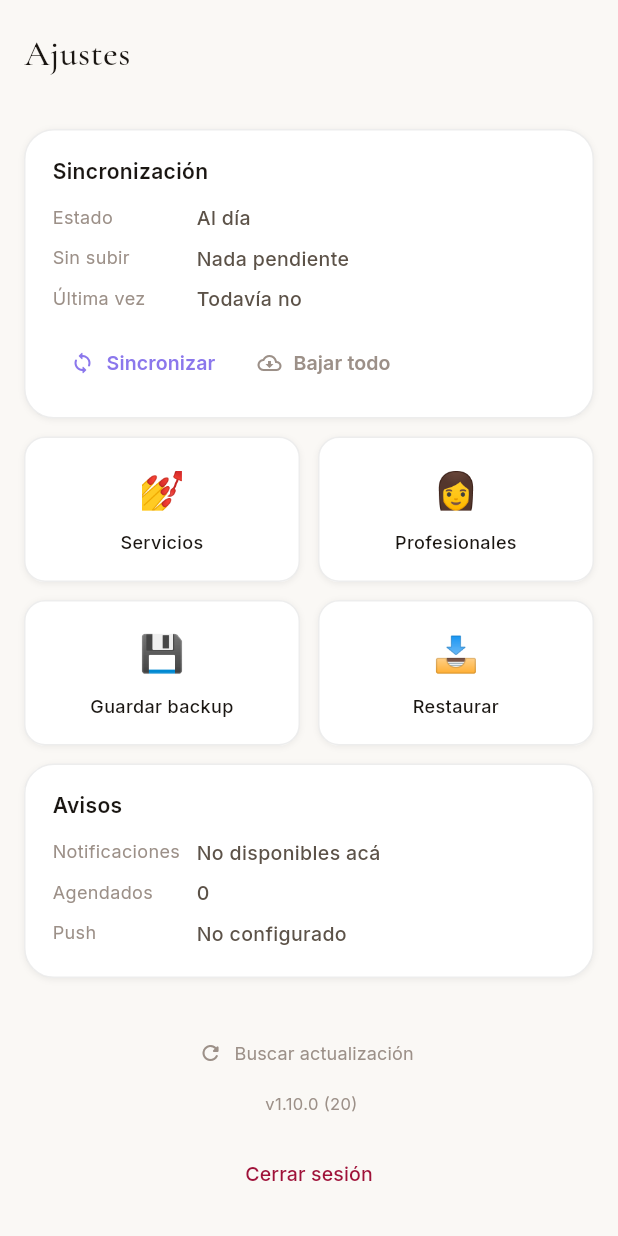
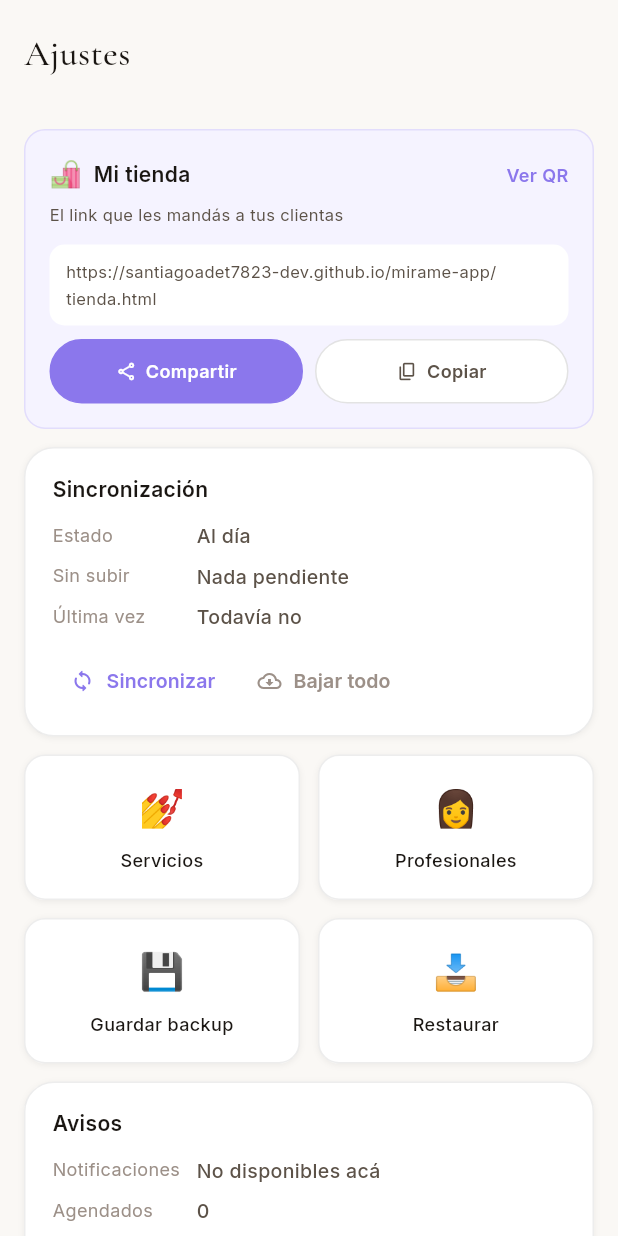
Before and after one commit to santiagoadet7823-dev/mirame-app, a Flutter app: the SettingsView widget shown alone on an empty page, opened directly, on a phone screen of 412 x 824 dp. Run offline on Flutter 3.47's test engine with Material 3 defaults, Android fonts, the phone set to English and light mode, and no system bars; our stand-ins replace connectivity_plus, dio, drift, drift_flutter, firebase_core, firebase_messaging and 13 more; missing offline and left inert: file_selector; accounts and stored records are empty; generated files the repository leaves out were written again; statements that could not run were skipped.

Commit message:
feat(settings): pone el link de la tienda a la vista en ajustes
Estaba en Inicio y dentro de Ropa, pero no en el lugar donde uno va cuando no
se acuerda donde estaba algo. Ahora la tarjeta muestra el link y los botones
de compartir y copiar SIN abrir nada.

A la vista y no adentro de un sheet porque ese link se manda varias veces por
dia: buscarlo dos pantallas adentro cada vez es el tipo de friccion que hace
que se deje de usar la funcion.

```diff
--- a/app_flutter/lib/features/settings/settings_view.dart
+++ b/app_flutter/lib/features/settings/settings_view.dart
@@ -18,6 +18,11 @@ import '../../data/sync/sync_engine.dart';
 import '../../shared/widgets/version_label.dart';
 import '../auth/session_controller.dart';
 import '../shell/app_shell.dart';
+import 'package:flutter/services.dart';
+import 'package:share_plus/share_plus.dart';
+
+import '../../core/config/app_config.dart';
+import '../ropa/mi_tienda.dart';
 import '../update/update_sheet.dart';
 import 'backup_view.dart';
 import 'restaurar_backup.dart';
@@ -50,6 +55,16 @@ class SettingsView extends ConsumerWidget {
               ],
             ),
           ),
+        const SizedBox(height: 12),
+
+        // El link de la tienda va ACÁ y no solo dentro de Ropa: es lo que se
+        // manda por WhatsApp varias veces por día, y buscarlo dos pantallas
+        // adentro cada vez es exactamente el tipo de fricción que hace que se
+        // deje de usar.
+        FadeSlideIn(
+          delay: const Duration(milliseconds: 60),
+          child: _LinkTienda(slug: tenant?.slug),
+        ),
         const SizedBox(height: 12),
 
         FadeSlideIn(
@@ -384,3 +399,135 @@ class _Acceso extends StatelessWidget {
         ),
       );
 }
+
+/// El link de la vitrina, listo para copiar o compartir.
+class _LinkTienda extends StatelessWidget {
+  const _LinkTienda({required this.slug});
+
+  final String? slug;
+
+  @override
+  Widget build(BuildContext context) {
+    final url = AppConfig.urlTienda(slug);
+
+    return Container(
+      padding: const EdgeInsets.all(16),
+      decoration: BoxDecoration(
+        color: MColors.lav50,
+        border: Border.all(color: MColors.borderLav),
+        borderRadius: BorderRadius.circular(MRadius.md),
+      ),
+      child: Column(
+        crossAxisAlignment: CrossAxisAlignment.start,
+        children: [
+          Row(
+            children: [
+              const Text('🛍️', style: TextStyle(fontSize: 17)),
+              const SizedBox(width: 8),
+              Text('Mi tienda', style: sans(size: 14, weight: 600)),
+              const Spacer(),
+              GestureDetector(
+                behavior: HitTestBehavior.opaque,
+                onTap: () => mostrarMiTienda(context),
+                child: Text('Ver QR',
+                    style:
+                        sans(size: 12, weight: 600, color: MColors.brand)),
+              ),
+            ],
+          ),
+          const SizedBox(height: 4),
+          Text('El link que les mandás a tus clientas',
+              style: sans(size: 11, color: MColors.tSecondary)),
+          const SizedBox(height: 11),
+          Container(
+            width: double.infinity,
+            padding: const EdgeInsets.symmetric(horizontal: 11, vertical: 9),
+            decoration: BoxDecoration(
+              color: MColors.surface,
+              borderRadius: BorderRadius.circular(MRadius.sm),
+            ),
+            child: Text(
+              url,
+              maxLines: 2,
+              overflow: TextOverflow.ellipsis,
+              style: sans(size: 11, color: MColors.tSecondary),
+            ),
+          ),
+          const SizedBox(height: 9),
+          Row(
+            children: [
+              Expanded(
+                child: _MiniBoton(
+                  icono: Icons.share_outlined,
+                  texto: 'Compartir',
+                  principal: true,
+                  onTap: () => SharePlus.instance.share(
+                      ShareParams(text: 'Mirá lo que tengo 👗\n$url')),
+                ),
+              ),
+              const SizedBox(width: 8),
+              Expanded(
+                child: _MiniBoton(
+                  icono: Icons.copy_rounded,
+                  texto: 'Copiar',
+                  onTap: () async {
+                    await Clipboard.setData(ClipboardData(text: url));
+                    if (context.mounted) {
+                      ScaffoldMessenger.of(context).showSnackBar(
+                        const SnackBar(content: Text('Link copiado')),
+                      );
+                    }
+                  },
+                ),
+              ),
+            ],
+          ),
+        ],
+      ),
+    );
+  }
+}
+
+class _MiniBoton extends StatelessWidget {
+  const _MiniBoton({
+    required this.icono,
+    required this.texto,
+    required this.onTap,
+    this.principal = false,
+  });
+
+  final IconData icono;
+  final String texto;
+  final VoidCallback onTap;
+  final bool principal;
+
+  @override
+  Widget build(BuildContext context) => GestureDetector(
+        behavior: HitTestBehavior.opaque,
+        onTap: onTap,
+        child: Container(
+          padding: const EdgeInsets.symmetric(vertical: 11),
+          decoration: BoxDecoration(
+            color: principal ? MColors.brand : MColors.surface,
+            border: Border.all(
+                color: principal ? MColors.brand : MColors.borderMd),
+            borderRadius: BorderRadius.circular(MRadius.full),
+          ),
+          child: Row(
+            mainAxisAlignment: MainAxisAlignment.center,
+            children: [
+              Icon(icono,
+                  size: 14,
+                  color: principal ? MColors.tWhite : MColors.tSecondary),
+              const SizedBox(width: 6),
+              Text(texto,
+                  style: sans(
+                    size: 12,
+                    weight: 600,
+                    color: principal ? MColors.tWhite : MColors.tSecondary,
+                  )),
+            ],
+          ),
+        ),
+      );
+}
--- a/app_flutter/pubspec.yaml
+++ b/app_flutter/pubspec.yaml
@@ -5,7 +5,7 @@ publish_to: none
 # versionName + versionCode salen de acá. El versionCode (después del +)
 # SIEMPRE sube en 1 y NUNCA baja: Android rechaza instalar uno menor y eso
 # deja a la flota trabada sin arreglo remoto. Usar scripts/bump-version.sh.
-version: 1.10.0+20
+version: 1.10.1+21
 
 environment:
   sdk: ">=3.4.0 <4.0.0"
```
